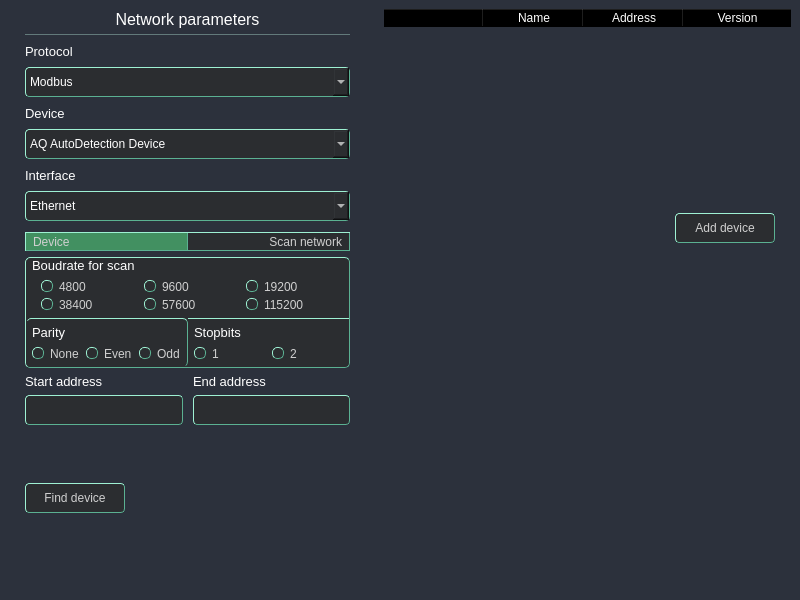
Qt form UI/forms/AqAddDeviceWindow.ui (romangolovkou/AQteck_toolMAX) before a commit.
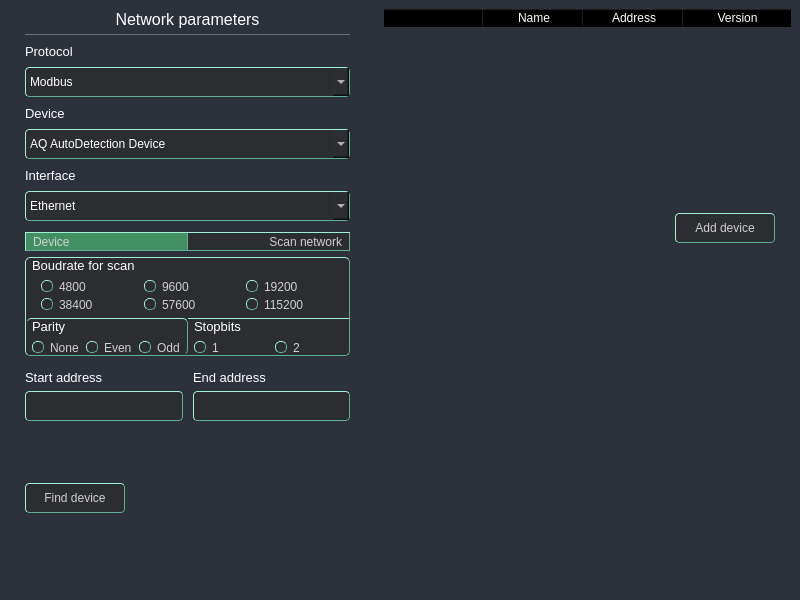
The same form after that commit. The open tabs and pages were chosen to show the change. Icons and pictures are not drawn. Custom widgets are drawn as their Qt base class.

Patch:
```diff
--- a/UI/forms/AqAddDeviceWindow.ui
+++ b/UI/forms/AqAddDeviceWindow.ui
@@ -168,14 +168,14 @@
     border-top: 1px solid #9ef1d3;
 	border-right: 1px solid #5bb192;
     border-radius: 5px;
-	padding: 6px;
+	padding-left: 6px;
 }
 #stopbitsFrame{
 	color: #D0D0D0;
     background-color: #2b2d30;
     border-top: 1px solid #9ef1d3;
     border-bottom-right-radius: 5px;
-	padding: 6px;
+	padding-left: 6px;
 }
 
 QCheckBox {
@@ -1145,8 +1145,8 @@
                           <property name="bottomMargin">
                            <number>0</number>
                           </property>
-                          <item>
-                           <widget class="QFrame" name="parityFrame">
+                          <item alignment="Qt::AlignTop">
+                           <widget class="AqScanCheckBoxFrame" name="parityFrame">
                             <property name="sizePolicy">
                              <sizepolicy hsizetype="Preferred" vsizetype="MinimumExpanding">
                               <horstretch>0</horstretch>
@@ -1189,6 +1189,12 @@
                              </property>
                              <item>
                               <widget class="QLabel" name="parityScanLabel_2">
+                               <property name="sizePolicy">
+                                <sizepolicy hsizetype="Preferred" vsizetype="Preferred">
+                                 <horstretch>0</horstretch>
+                                 <verstretch>0</verstretch>
+                                </sizepolicy>
+                               </property>
                                <property name="font">
                                 <font>
                                  <pointsize>10</pointsize>
@@ -1303,6 +1309,12 @@
                              </property>
                              <item>
                               <widget class="QLabel" name="stopbitsScanLabel">
+                               <property name="sizePolicy">
+                                <sizepolicy hsizetype="Preferred" vsizetype="Preferred">
+                                 <horstretch>0</horstretch>
+                                 <verstretch>0</verstretch>
+                                </sizepolicy>
+                               </property>
                                <property name="font">
                                 <font>
                                  <pointsize>10</pointsize>
@@ -1986,6 +1998,12 @@
    <header location="global">AqAddDeviceRotatingGears.h</header>
    <container>1</container>
   </customwidget>
+  <customwidget>
+   <class>AqScanCheckBoxFrame</class>
+   <extends>QFrame</extends>
+   <header location="global">AqScanSettingsWidgets.h</header>
+   <container>1</container>
+  </customwidget>
  </customwidgets>
  <resources/>
  <connections/>
```
Left out of the diff: 6 changed lines with no effect on the pictures.
